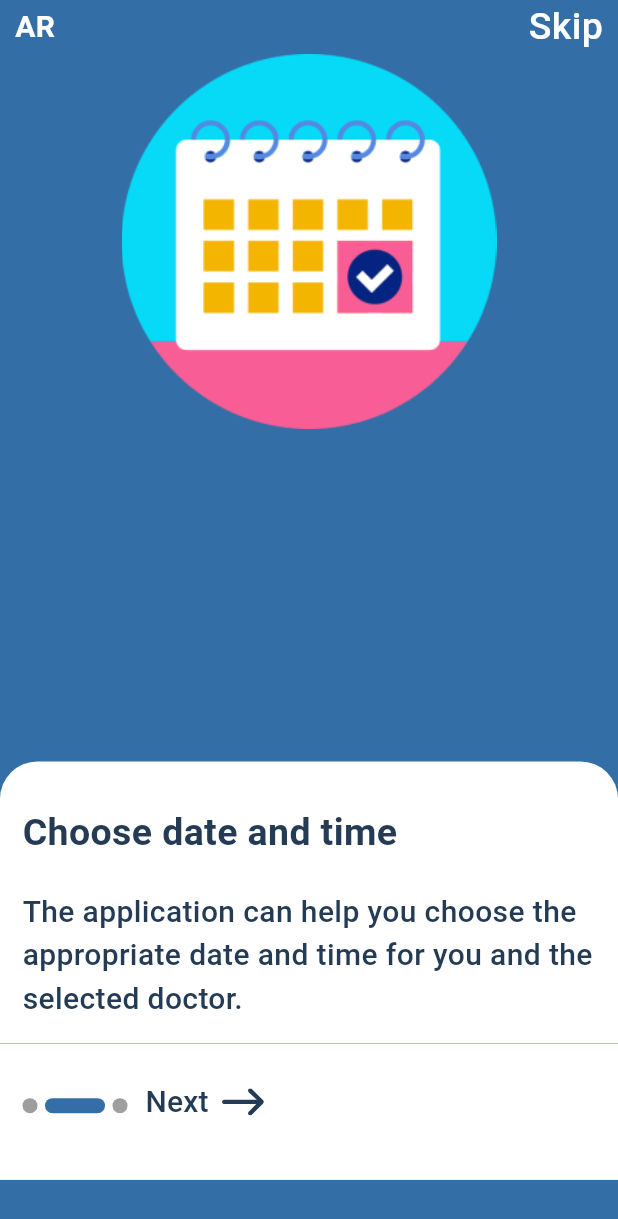
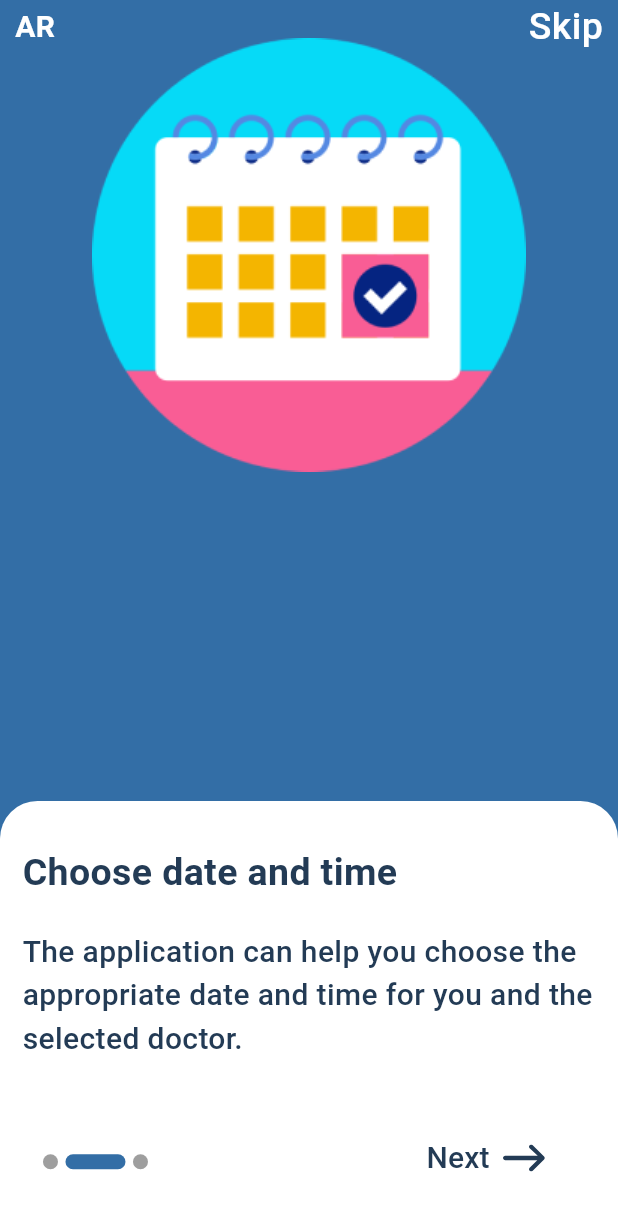
Before and after one commit to anas1ezz0/Team-4-API, a Flutter app: the screen it shows after launch, after a tap on "Next", on a phone screen of 412 x 824 dp. Shown: the top 1219 px of the screen. Run offline on Flutter 3.47's test engine with Material 3 defaults, Android fonts, the phone set to English and light mode, and no system bars; drawn by our look-alikes of smooth_page_indicator; our stand-ins replace flutter_screenutil, flutter_svg.

Commit message:
fix bugs onBoarding

```diff
--- a/lib/main.dart
+++ b/lib/main.dart
@@ -19,7 +19,7 @@
   @override
   Widget build(BuildContext context) {
     return ScreenUtilInit(
-      designSize: const Size(375, 812),
+      designSize: const Size(428, 926),
       minTextAdapt: true,
       child: MaterialApp(
         debugShowCheckedModeBanner: false,
--- a/lib/view/onBoarding/ui/onboarding.dart
+++ b/lib/view/onBoarding/ui/onboarding.dart
@@ -43,15 +43,10 @@
     return Scaffold(
       backgroundColor: const Color(0xff336EA6),
       body: SafeArea(
-        child: SingleChildScrollView(
-          child: Column(
-            mainAxisSize: MainAxisSize.min,
+        child: Stack(
           children: [
             const OnBoardingHeader(),
-              Flexible(
-                child: SizedBox(
-                  height: 650.h,
-                  child: PageView.builder(
+            PageView.builder(
               scrollDirection: Axis.horizontal,
               onPageChanged: (int index) {
                 if (index == onBoardingList.length - 1) {
@@ -71,14 +66,17 @@
               },
               itemCount: onBoardingList.length,
             ),
-                ),
-              ),
-              Container(
+            Positioned(
+              bottom: 0,
+              left: -160,
+              right: -160,
+              child: Container(
                 padding: const EdgeInsets.all(15),
                 color: Colors.white,
                 child: Padding(
                   padding: const EdgeInsets.only(bottom: 8.0),
                   child: Row(
+                    mainAxisAlignment: MainAxisAlignment.spaceEvenly,
                     children: [
                       SmoothPageIndicator(
                         controller: boardingController,
@@ -110,6 +108,7 @@
                               }
                             },
                             child: Row(
+                              // mainAxisAlignment: MainAxisAlignment.spaceEvenly,
                               children: [
                                 const Text(
                                   'Next',
@@ -118,6 +117,7 @@
                                       fontSize: 20,
                                       fontWeight: FontWeight.w500),
                                 ),
+
                                 const SizedBox(
                                   width: 9,
                                 ),
@@ -132,8 +132,8 @@
                   ),
                 ),
               ),
+            ),
           ],
-          ),
         ),
       ),
     );
@@ -146,7 +146,7 @@
       Center(
         child: Image.asset(
           model.image,
-          height: 250,
+          height: 340,
         ),
       ),
       const Spacer(),
@@ -157,6 +157,7 @@
 
 Widget bottomContainer(OnboardingModel model) {
   return Container(
+    height: 290,
       padding: const EdgeInsets.all(15),
       width: double.infinity,
       decoration: const BoxDecoration(
```
Also changed, not shown: pubspec.lock. Lines whose indentation alone changed are shown as unchanged.
